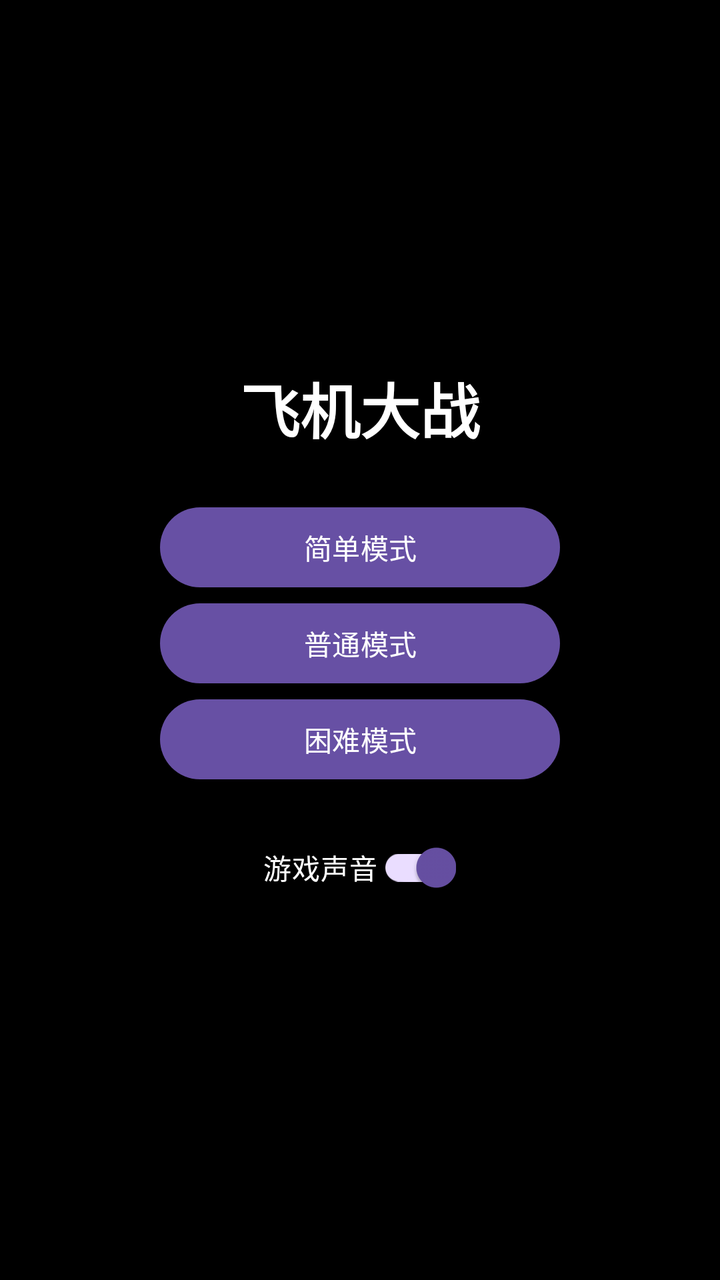
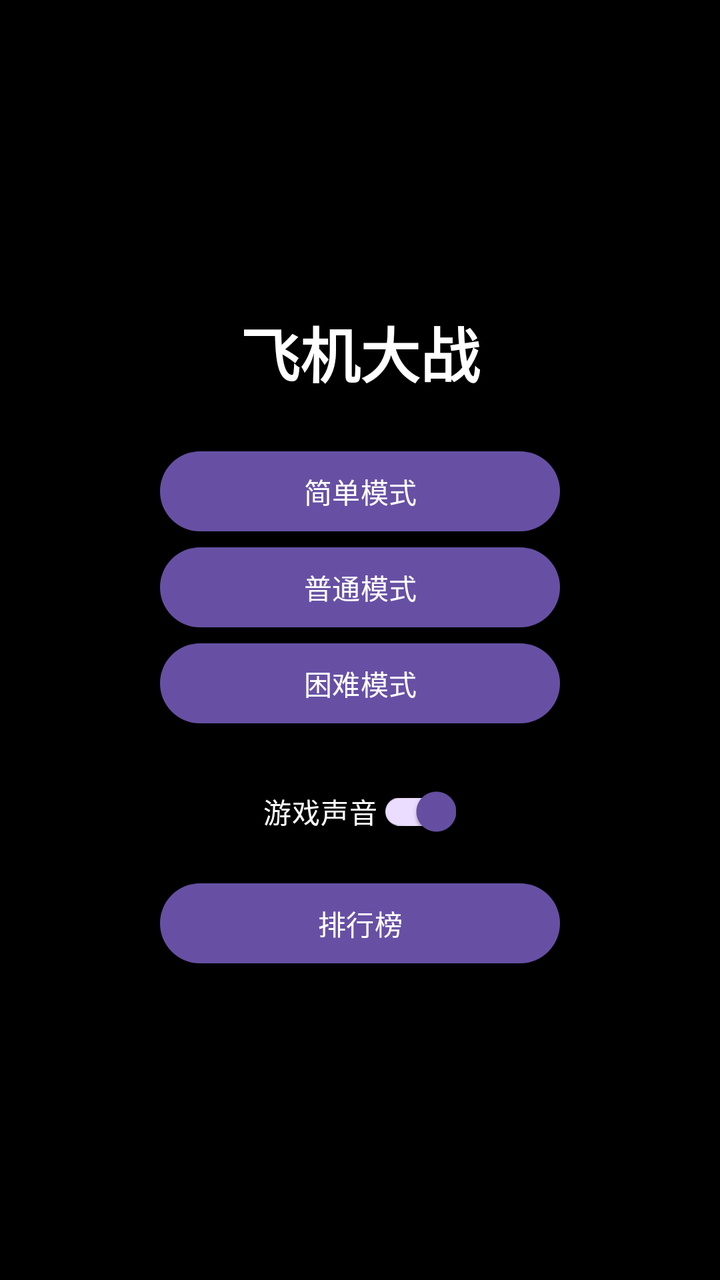

The first picture is an Android layout as it rendered before a commit; the second is the same layout after the commit. The layout source and the unified diff follow.
<!-- AndroidManifest.xml: application theme Theme.AircraftWar -->
<!-- res/layout/activity_main.xml -->
<?xml version="1.0" encoding="utf-8"?>
<LinearLayout xmlns:android="http://schemas.android.com/apk/res/android"
    android:layout_width="match_parent"
    android:layout_height="match_parent"
    android:gravity="center"
    android:orientation="vertical"
    android:padding="24dp">

    <TextView
        android:layout_width="wrap_content"
        android:layout_height="wrap_content"
        android:layout_marginBottom="24dp"
        android:text="飞机大战"
        android:textColor="@color/white"
        android:textSize="30sp"
        android:textStyle="bold" />

    <Button
        android:id="@+id/btn_easy"
        android:layout_width="200dp"
        android:layout_height="wrap_content"
        android:text="简单模式" />

    <Button
        android:id="@+id/btn_normal"
        android:layout_width="200dp"
        android:layout_height="wrap_content"
        android:text="普通模式" />

    <Button
        android:id="@+id/btn_hard"
        android:layout_width="200dp"
        android:layout_height="wrap_content"
        android:text="困难模式" />

    <androidx.appcompat.widget.SwitchCompat
        android:id="@+id/switch_audio"
        android:layout_width="wrap_content"
        android:layout_height="wrap_content"
        android:layout_marginTop="16dp"
        android:checked="true"
        android:text="游戏声音"
        android:textColor="@color/white" />
</LinearLayout>
<!-- resources referenced by this layout -->
<resources>
  <color name="white">#FFFFFFFF</color>
  <style name="Theme.AircraftWar" parent="Base.Theme.AircraftWar" />
  <style name="Base.Theme.AircraftWar" parent="Theme.Material3.DayNight.NoActionBar">
          
          <item name="android:windowBackground">@android:color/black</item>
          
          
      </style>
</resources>

<!-- the commit's change to res/layout/activity_main.xml (unified diff, before → after) -->
@@ -41,4 +41,11 @@
         android:checked="true"
         android:text="游戏声音"
         android:textColor="@color/white" />
+
+    <Button
+        android:id="@+id/btn_rank"
+        android:layout_width="200dp"
+        android:layout_height="wrap_content"
+        android:layout_marginTop="8dp"
+        android:text="排行榜" />
 </LinearLayout>
